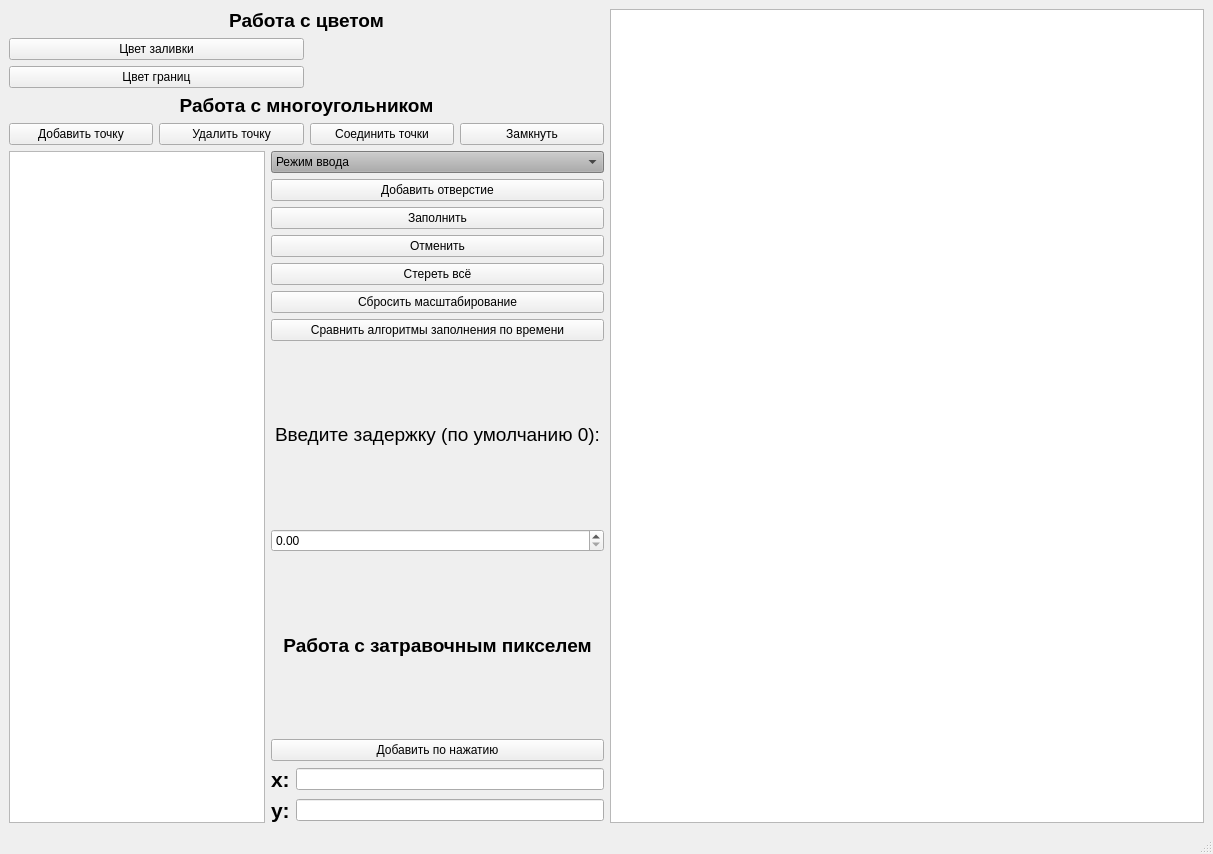
First picture: the form in lab_06/mainwindow.ui, repository NastyaAR/cg-2023, before the edit.
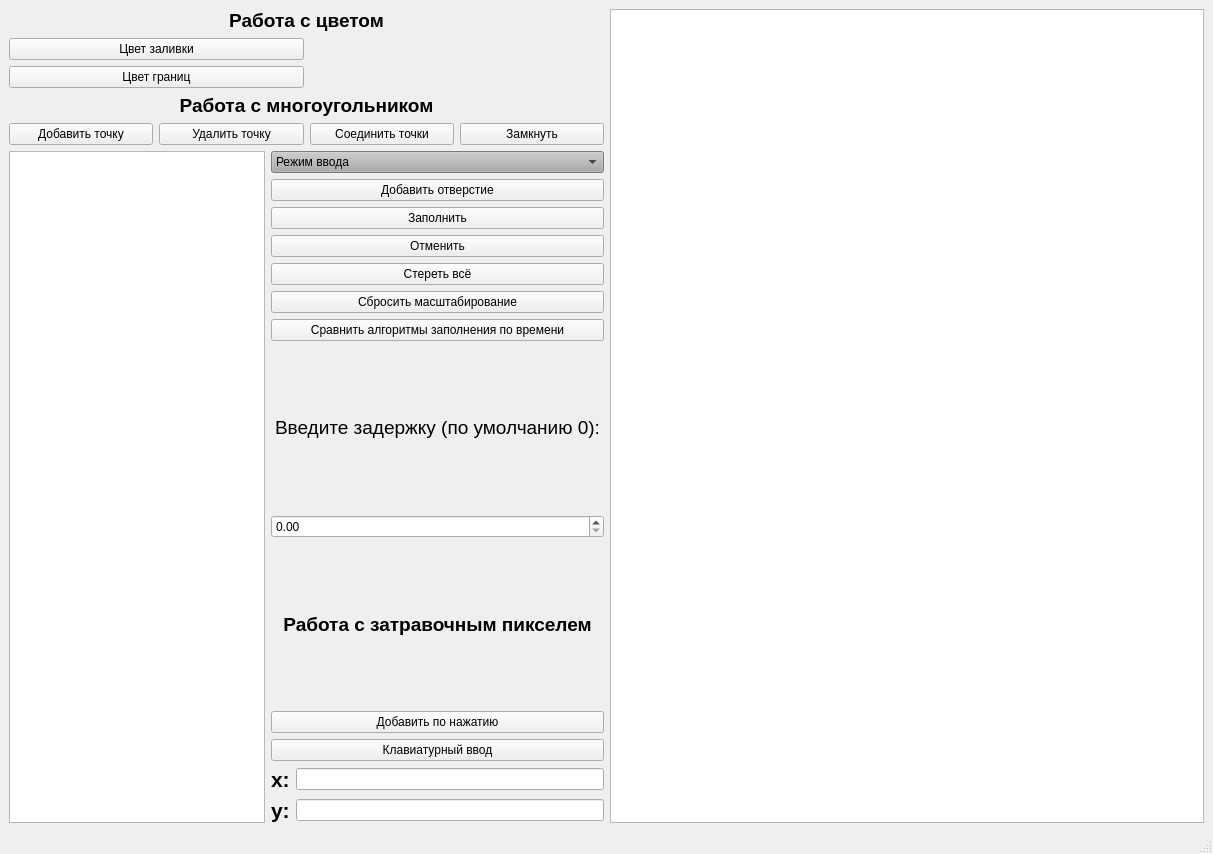
Second picture: the form after the edit.

```diff
--- a/lab_06/mainwindow.ui
+++ b/lab_06/mainwindow.ui
@@ -204,6 +204,13 @@
           </property>
          </widget>
         </item>
+        <item>
+         <widget class="QPushButton" name="pushButton_14">
+          <property name="text">
+           <string>Клавиатурный ввод</string>
+          </property>
+         </widget>
+        </item>
         <item>
          <layout class="QGridLayout" name="gridLayout">
           <item row="0" column="0">
```
